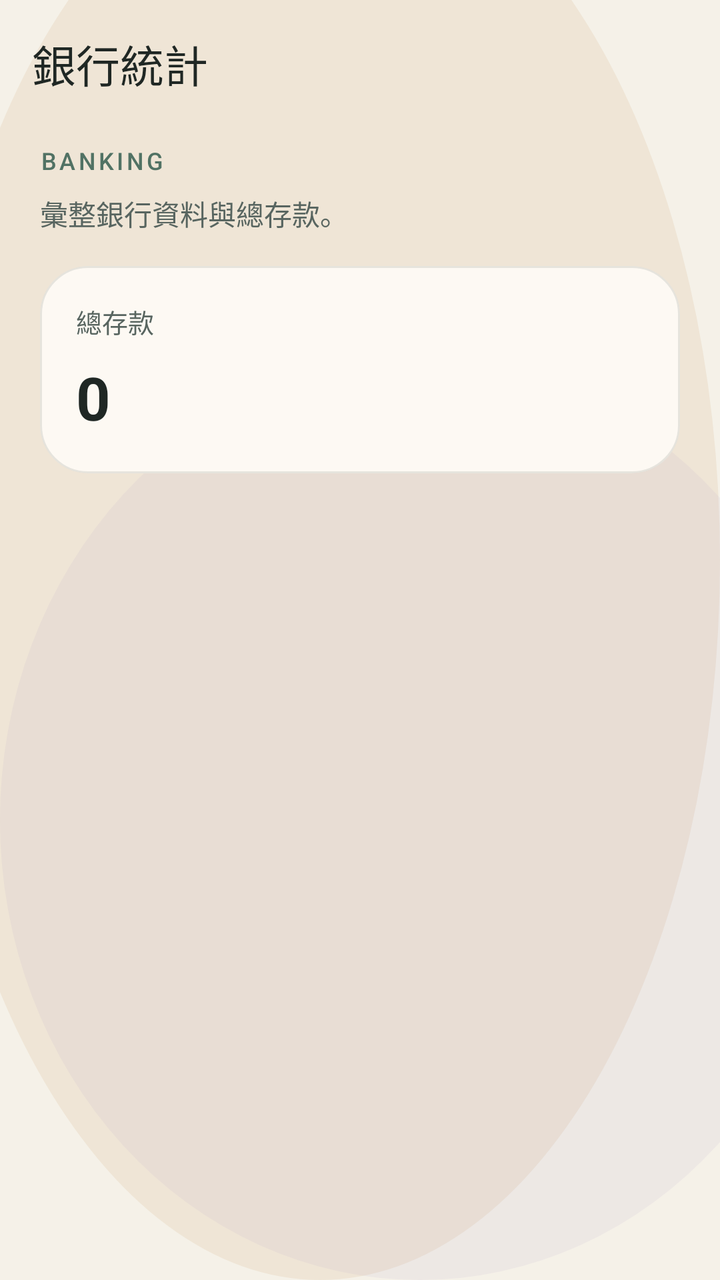
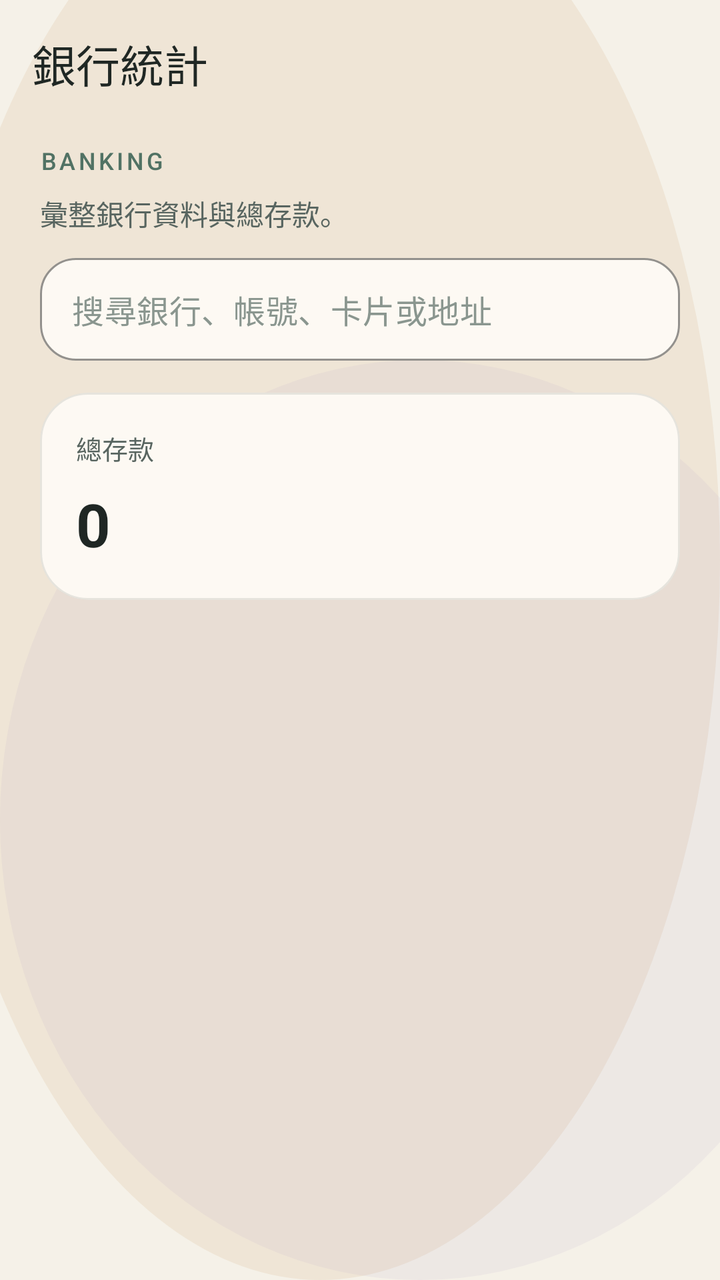

An Android layout rendered at two revisions. The XML below is the earlier revision; the diff shows what the commit changed to produce the second picture.
<!-- AndroidManifest.xml: application theme Theme.Appwriteandroidtrae -->
<!-- res/layout/activity_bank_stats.xml -->
<?xml version="1.0" encoding="utf-8"?>
<androidx.constraintlayout.widget.ConstraintLayout xmlns:android="http://schemas.android.com/apk/res/android"
    xmlns:app="http://schemas.android.com/apk/res-auto"
    xmlns:tools="http://schemas.android.com/tools"
    android:id="@+id/main"
    android:layout_width="match_parent"
    android:layout_height="match_parent"
    android:background="@drawable/bg_main_dashboard"
    tools:context=".BankStatsActivity">

    <com.google.android.material.appbar.MaterialToolbar
        android:id="@+id/toolbar"
        android:layout_width="0dp"
        android:layout_height="wrap_content"
        android:background="@android:color/transparent"
        android:contentInsetStartWithNavigation="0dp"
        android:minHeight="?attr/actionBarSize"
        android:paddingStart="8dp"
        android:paddingEnd="8dp"
        app:layout_constraintEnd_toEndOf="parent"
        app:layout_constraintStart_toStartOf="parent"
        app:layout_constraintTop_toTopOf="parent"
        app:navigationIconTint="@color/slate_950"
        app:title="@string/feature_bank"
        app:titleTextColor="@color/slate_950" />

    <TextView
        android:id="@+id/textEyebrow"
        android:layout_width="0dp"
        android:layout_height="wrap_content"
        android:layout_marginStart="20dp"
        android:layout_marginTop="8dp"
        android:layout_marginEnd="20dp"
        android:fontFamily="sans-serif-medium"
        android:letterSpacing="0.12"
        android:text="@string/screen_bank_eyebrow"
        android:textAllCaps="true"
        android:textColor="@color/sage_700"
        android:textSize="12sp"
        app:layout_constraintEnd_toEndOf="parent"
        app:layout_constraintStart_toStartOf="parent"
        app:layout_constraintTop_toBottomOf="@id/toolbar" />

    <TextView
        android:id="@+id/textSubtitleHeader"
        android:layout_width="0dp"
        android:layout_height="wrap_content"
        android:layout_marginStart="20dp"
        android:layout_marginTop="8dp"
        android:layout_marginEnd="20dp"
        android:text="@string/screen_bank_subtitle"
        android:textColor="@color/slate_700"
        android:textSize="14sp"
        app:layout_constraintEnd_toEndOf="parent"
        app:layout_constraintStart_toStartOf="parent"
        app:layout_constraintTop_toBottomOf="@id/textEyebrow" />

    <ProgressBar
        android:id="@+id/progressBar"
        android:layout_width="wrap_content"
        android:layout_height="wrap_content"
        android:visibility="gone"
        app:layout_constraintBottom_toBottomOf="parent"
        app:layout_constraintEnd_toEndOf="parent"
        app:layout_constraintStart_toStartOf="parent"
        app:layout_constraintTop_toBottomOf="@id/textSubtitleHeader" />

    <com.google.android.material.card.MaterialCardView
        android:id="@+id/cardBankSummary"
        android:layout_width="0dp"
        android:layout_height="wrap_content"
        android:layout_marginStart="20dp"
        android:layout_marginTop="16dp"
        android:layout_marginEnd="20dp"
        app:cardBackgroundColor="@color/surface_high"
        app:cardCornerRadius="24dp"
        app:cardElevation="0dp"
        app:strokeColor="@color/surface_outline"
        app:layout_constraintEnd_toEndOf="parent"
        app:layout_constraintStart_toStartOf="parent"
        app:layout_constraintTop_toBottomOf="@id/textSubtitleHeader">

        <LinearLayout
            android:layout_width="match_parent"
            android:layout_height="wrap_content"
            android:orientation="vertical"
            android:padding="18dp">

            <TextView
                android:layout_width="wrap_content"
                android:layout_height="wrap_content"
                android:text="總存款"
                android:textColor="@color/slate_700"
                android:textSize="13sp" />

            <TextView
                android:id="@+id/textTotalDeposit"
                android:layout_width="wrap_content"
                android:layout_height="wrap_content"
                android:layout_marginTop="8dp"
                android:text="0"
                android:textColor="@color/slate_950"
                android:textSize="30sp"
                android:textStyle="bold" />
        </LinearLayout>

    </com.google.android.material.card.MaterialCardView>

    <ListView
        android:id="@+id/listViewBanks"
        android:layout_width="0dp"
        android:layout_height="0dp"
        android:clipToPadding="false"
        android:divider="@android:color/transparent"
        android:dividerHeight="0dp"
        android:paddingStart="8dp"
        android:paddingTop="10dp"
        android:paddingEnd="8dp"
        android:paddingBottom="24dp"
        app:layout_constraintBottom_toTopOf="@id/textViewError"
        app:layout_constraintEnd_toEndOf="parent"
        app:layout_constraintStart_toStartOf="parent"
        app:layout_constraintTop_toBottomOf="@id/cardBankSummary" />

    <TextView
        android:id="@+id/textViewError"
        android:layout_width="0dp"
        android:layout_height="wrap_content"
        android:layout_marginStart="20dp"
        android:layout_marginEnd="20dp"
        android:layout_marginBottom="20dp"
        android:background="@drawable/bg_error_panel"
        android:padding="14dp"
        android:textColor="@color/accent_coral"
        android:visibility="gone"
        app:layout_constraintBottom_toBottomOf="parent"
        app:layout_constraintEnd_toEndOf="parent"
        app:layout_constraintStart_toStartOf="parent" />

</androidx.constraintlayout.widget.ConstraintLayout>
<!-- resources referenced by this layout -->
<resources>
  <color name="accent_coral">#FFD88876</color>
  <color name="sage_700">#FF517264</color>
  <color name="slate_700">#FF586560</color>
  <color name="slate_950">#FF1F2724</color>
  <color name="surface_high">#FFFDF9F3</color>
  <color name="surface_outline">#1A1F2724</color>
  <!-- drawable bg_error_panel (drawable) -->
  <?xml version="1.0" encoding="utf-8"?>
  <shape xmlns:android="http://schemas.android.com/apk/res/android">
      <corners android:radius="18dp" />
      <solid android:color="#1AF3E3DB" />
      <stroke
          android:width="1dp"
          android:color="#33D88876" />
  </shape>
  <!-- drawable bg_main_dashboard (drawable) -->
  <?xml version="1.0" encoding="utf-8"?>
  <layer-list xmlns:android="http://schemas.android.com/apk/res/android">
      <item android:drawable="@color/surface_base" />
      <item android:top="-80dp" android:left="-40dp">
          <shape android:shape="oval">
              <size android:width="280dp" android:height="280dp" />
              <solid android:color="#26C6A36A" />
          </shape>
      </item>
      <item android:top="180dp" android:right="-60dp">
          <shape android:shape="oval">
              <size android:width="240dp" android:height="240dp" />
              <solid android:color="#1AA491C0" />
          </shape>
      </item>
  </layer-list>
  <string name="feature_bank">銀行統計</string>
  <string name="screen_bank_eyebrow">Banking</string>
  <string name="screen_bank_subtitle">彙整銀行資料與總存款。</string>
  <style name="Theme.Appwriteandroidtrae" parent="Base.Theme.Appwriteandroidtrae" />
  <color name="surface_base">#FFF5F1E8</color>
  <style name="Base.Theme.Appwriteandroidtrae" parent="Theme.Material3.Light.NoActionBar">
          <item name="colorPrimary">@color/sage_700</item>
          <item name="colorOnPrimary">@color/sand_50</item>
          <item name="colorSecondary">@color/accent_gold</item>
          <item name="colorTertiary">@color/accent_coral</item>
          <item name="android:colorBackground">@color/surface_base</item>
          <item name="colorSurface">@color/surface_high</item>
          <item name="colorOnSurface">@color/slate_950</item>
          <item name="colorSurfaceVariant">@color/seafoam_100</item>
          <item name="colorOutline">@color/surface_outline</item>
          <item name="android:statusBarColor">@android:color/transparent</item>
          <item name="android:navigationBarColor">@color/surface_base</item>
          <item name="android:windowLightStatusBar">true</item>
          <item name="android:windowLightNavigationBar">true</item>
      </style>
  <color name="sand_50">#FFF7F1E7</color>
  <color name="accent_gold">#FFC6A36A</color>
  <color name="seafoam_100">#FFDDEAE2</color>
</resources>

<!-- the commit's change to res/layout/activity_bank_stats.xml (unified diff, before → after) -->
@@ -55,6 +55,39 @@
         app:layout_constraintStart_toStartOf="parent"
         app:layout_constraintTop_toBottomOf="@id/textEyebrow" />
 
+    <com.google.android.material.textfield.TextInputLayout
+        android:id="@+id/inputLayoutSearchBanks"
+        style="@style/Widget.MaterialComponents.TextInputLayout.OutlinedBox"
+        android:layout_width="0dp"
+        android:layout_height="wrap_content"
+        android:layout_marginStart="20dp"
+        android:layout_marginTop="12dp"
+        android:layout_marginEnd="20dp"
+        app:boxBackgroundColor="@color/surface_high"
+        app:boxCornerRadiusBottomEnd="18dp"
+        app:boxCornerRadiusBottomStart="18dp"
+        app:boxCornerRadiusTopEnd="18dp"
+        app:boxCornerRadiusTopStart="18dp"
+        app:boxStrokeColor="@color/surface_outline"
+        app:hintEnabled="false"
+        app:layout_constraintEnd_toEndOf="parent"
+        app:layout_constraintStart_toStartOf="parent"
+        app:layout_constraintTop_toBottomOf="@id/textSubtitleHeader">
+
+        <com.google.android.material.textfield.TextInputEditText
+            android:id="@+id/editTextSearchBanks"
+            android:layout_width="match_parent"
+            android:layout_height="wrap_content"
+            android:hint="@string/bank_search_hint"
+            android:imeOptions="actionSearch"
+            android:inputType="text"
+            android:maxLines="1"
+            android:paddingTop="14dp"
+            android:paddingBottom="14dp"
+            android:textColor="@color/slate_950"
+            android:textColorHint="@color/slate_500" />
+    </com.google.android.material.textfield.TextInputLayout>
+
     <ProgressBar
         android:id="@+id/progressBar"
         android:layout_width="wrap_content"
@@ -63,7 +96,7 @@
         app:layout_constraintBottom_toBottomOf="parent"
         app:layout_constraintEnd_toEndOf="parent"
         app:layout_constraintStart_toStartOf="parent"
-        app:layout_constraintTop_toBottomOf="@id/textSubtitleHeader" />
+        app:layout_constraintTop_toBottomOf="@id/inputLayoutSearchBanks" />
 
     <com.google.android.material.card.MaterialCardView
         android:id="@+id/cardBankSummary"
@@ -78,7 +111,7 @@
         app:strokeColor="@color/surface_outline"
         app:layout_constraintEnd_toEndOf="parent"
         app:layout_constraintStart_toStartOf="parent"
-        app:layout_constraintTop_toBottomOf="@id/textSubtitleHeader">
+        app:layout_constraintTop_toBottomOf="@id/inputLayoutSearchBanks">
 
         <LinearLayout
             android:layout_width="match_parent"
<!-- resource entries referenced after the edit -->
@@ -2,6 +2,7 @@
 <resources>
   <color name="accent_coral">#FFD88876</color>
   <color name="sage_700">#FF517264</color>
+  <color name="slate_500">#FF8A968F</color>
   <color name="slate_700">#FF586560</color>
   <color name="slate_950">#FF1F2724</color>
   <color name="surface_high">#FFFDF9F3</color>
@@ -32,6 +33,7 @@
           </shape>
       </item>
   </layer-list>
+  <string name="bank_search_hint">搜尋銀行、帳號、卡片或地址</string>
   <string name="feature_bank">銀行統計</string>
   <string name="screen_bank_eyebrow">Banking</string>
   <string name="screen_bank_subtitle">彙整銀行資料與總存款。</string>
